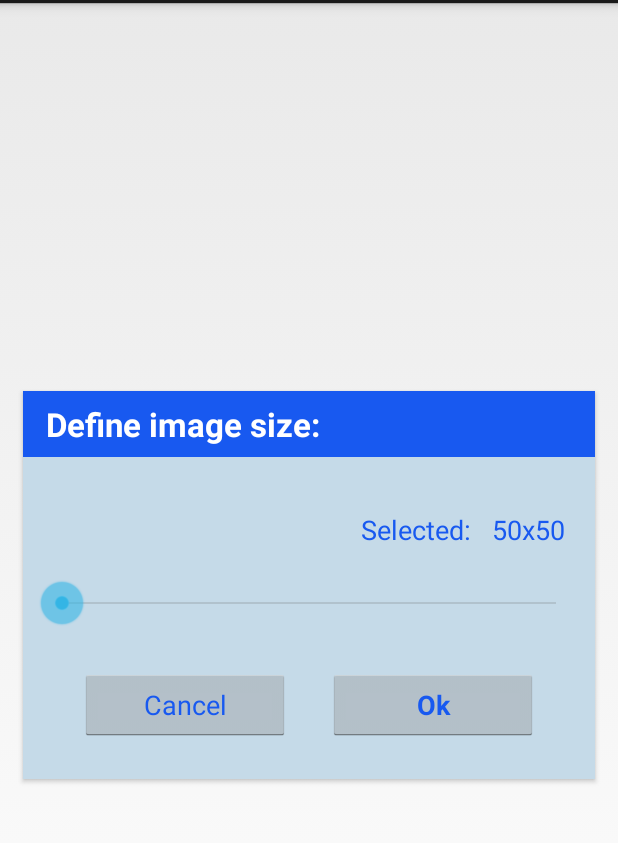
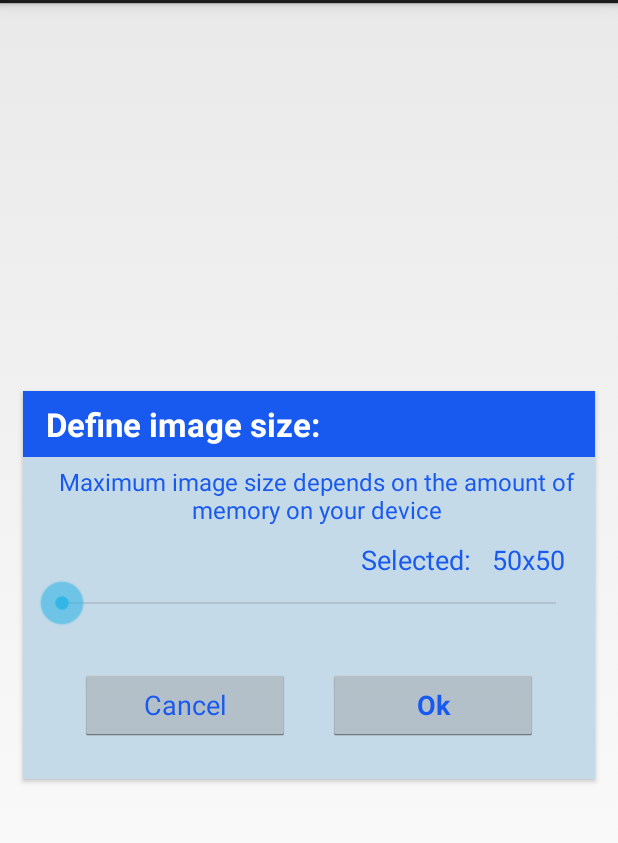
Before and after one commit to VVS70/circle-crop, an Android app: the layout dialog.xml on its own in the app's theme, with its tools: preview values and no code run, on a phone screen of 412 x 824 dp, the part 69-912 px from its top. Run offline under Robolectric (Android 15) with nearby library versions, the phone set to English and light mode, and no system bars.

Commit message:
some change

```diff
--- a/app/src/main/java/ru/andro1d/circlecrop/app/SaveResult.java
+++ b/app/src/main/java/ru/andro1d/circlecrop/app/SaveResult.java
@@ -110,8 +110,10 @@ public class SaveResult extends Fragment implements MainActivity.OnBackPressedLi
 
                             paint.setColor(Color.WHITE);
                             canvas.drawPaint(paint);
+
                             canvas.save();
                             canvas.drawBitmap(b, TransformParameters.matrix, paint);
+
                             Path path = new Path();
                             path.addRect(0.0f, 0.0f, outputBitmap.getWidth(), outputBitmap.getHeight(), Path.Direction.CCW);
                             Path cPath = new Path();
@@ -140,7 +142,6 @@ public class SaveResult extends Fragment implements MainActivity.OnBackPressedLi
                                     Environment.getExternalStoragePublicDirectory(Environment.DIRECTORY_PICTURES).getAbsolutePath()+"/";
 
                             String fileName = folderToSave+"R_"+Long.toHexString(System.currentTimeMillis())+".jpg";
-
                             OutputStream fOut = null;
 
                             File file = new File(fileName);
@@ -171,6 +172,8 @@ public class SaveResult extends Fragment implements MainActivity.OnBackPressedLi
             @Override
             public void onClick(View v) {
                 //Toast.makeText(getActivity(), "cancel", Toast.LENGTH_SHORT).show();
+                v.getRootView().dispatchKeyEvent(new KeyEvent(KeyEvent.ACTION_DOWN, KeyEvent.KEYCODE_BACK));
+                v.getRootView().dispatchKeyEvent(new KeyEvent(KeyEvent.ACTION_UP, KeyEvent.KEYCODE_BACK));
             }
         });
         final TextView txt = (TextView) v.findViewById(R.id.dlg_set_size_text);
--- a/app/src/main/res/layout-land/fragment_main.xml
+++ b/app/src/main/res/layout-land/fragment_main.xml
@@ -39,7 +39,8 @@
             android:layout_centerHorizontal="true"
             android:focusableInTouchMode="false"
             android:paddingTop="10dp"
-            android:paddingBottom="10dp" />
+            android:paddingBottom="10dp"
+            android:layout_marginRight="5dp" />
 
         <ImageView
             android:layout_width="wrap_content"
@@ -54,7 +55,7 @@
     <RelativeLayout
         android:layout_width="match_parent"
         android:layout_height="match_parent"
-        android:layout_marginLeft="130dp"
+        android:layout_marginLeft="135dp"
         android:gravity="center_horizontal|clip_vertical">
 
         <android.support.v7.widget.CardView
--- a/app/src/main/res/layout/dialog.xml
+++ b/app/src/main/res/layout/dialog.xml
@@ -52,7 +52,7 @@
                 android:text="Selected:   50x50"
                 android:id="@+id/dlg_set_size_text"
                 android:layout_gravity="center_horizontal"
-                android:layout_marginTop="80dp"
+                android:layout_marginTop="100dp"
             android:layout_alignParentEnd="true"
             android:paddingRight="20dp"
             android:textColor="#1859F0" />
@@ -67,6 +67,20 @@
             android:layout_marginLeft="10dp"
             android:layout_marginRight="10dp"
             android:paddingBottom="15dp" />
+
+        <TextView
+            android:layout_width="match_parent"
+            android:layout_height="wrap_content"
+            android:textAppearance="?android:attr/textAppearanceSmall"
+            android:text="Maximum image size depends on the amount of memory on your device"
+            android:id="@+id/textView"
+            android:layout_below="@+id/save_file_label"
+            android:layout_alignStart="@+id/save_dlg_set_size_seekBar"
+            android:gravity="center_horizontal"
+            android:layout_marginTop="5dp"
+            android:textColor="#1859F0"
+            android:textSize="16dp"
+            android:textIsSelectable="false" />
 
     </RelativeLayout>
 
--- a/app/src/main/res/layout/splash_screen.xml
+++ b/app/src/main/res/layout/splash_screen.xml
@@ -1,7 +1,8 @@
 <?xml version="1.0" encoding="utf-8"?>
 <RelativeLayout xmlns:android="http://schemas.android.com/apk/res/android"
     android:id="@+id/fragment_splash"
-    android:layout_width="match_parent" android:layout_height="match_parent">
+    android:layout_width="match_parent" android:layout_height="match_parent"
+    android:background="#ffffff">
 
     <RelativeLayout
         android:layout_width="match_parent"
```
